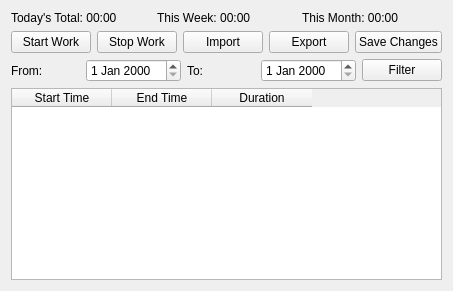
Old version of the form ui/employeepage.ui in the repository AshrafAlshareef/EmployeeTimeTracker.
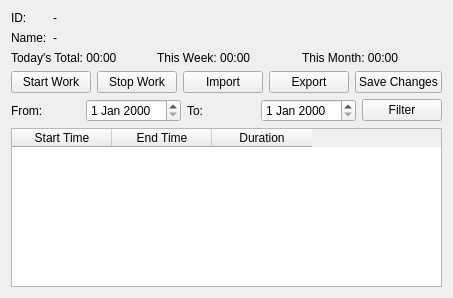
New version of the form.

Commit message: add employee information page

```diff
--- a/ui/employeepage.ui
+++ b/ui/employeepage.ui
@@ -2,11 +2,50 @@
 <ui version="4.0">
  <class>EmployeePage</class>
  <widget class="QWidget" name="EmployeePage">
+  <property name="geometry">
+   <rect>
+    <x>0</x>
+    <y>0</y>
+    <width>425</width>
+    <height>298</height>
+   </rect>
+  </property>
   <property name="windowTitle">
    <string>Employee Details</string>
   </property>
   <layout class="QVBoxLayout" name="verticalLayout">
-
+   <item>
+    <layout class="QFormLayout" name="employeeInfoLayout">
+     <item row="0" column="0">
+      <widget class="QLabel" name="labelIdTitle">
+       <property name="text">
+        <string>ID:</string>
+       </property>
+      </widget>
+     </item>
+     <item row="0" column="1">
+      <widget class="QLabel" name="labelId">
+       <property name="text">
+        <string>-</string>
+       </property>
+      </widget>
+     </item>
+     <item row="1" column="0">
+      <widget class="QLabel" name="labelNameTitle">
+       <property name="text">
+        <string>Name:</string>
+       </property>
+      </widget>
+     </item>
+     <item row="1" column="1">
+      <widget class="QLabel" name="labelName">
+       <property name="text">
+        <string>-</string>
+       </property>
+      </widget>
+     </item>
+    </layout>
+   </item>
    <item>
     <layout class="QHBoxLayout" name="summaryLayout">
      <item>
```
Left out of the diff: 6 changed lines with no effect on the pictures. The commit also changes 11 other files.
